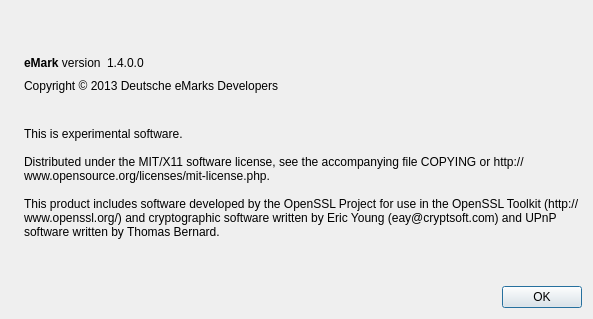
Old version of the form src/qt/forms/aboutdialog.ui in the repository emarkproject/eMark.
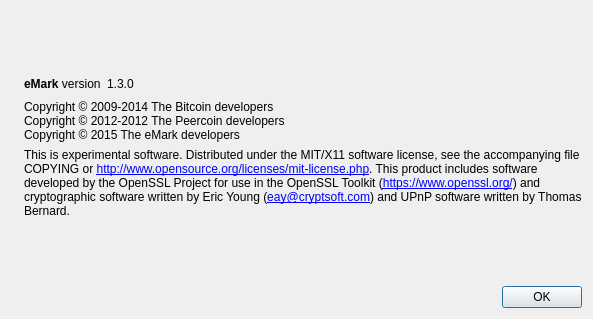
New version of the form. Icons and pictures are not drawn.

Diff of the .ui file:
```diff
--- a/src/qt/forms/aboutdialog.ui
+++ b/src/qt/forms/aboutdialog.ui
@@ -50,7 +50,7 @@
           <cursorShape>IBeamCursor</cursorShape>
          </property>
          <property name="text">
-          <string>&lt;html&gt;&lt;head/&gt;&lt;body&gt;&lt;p&gt;&lt;span style=&quot; font-weight:600;&quot;&gt;eMark&lt;/span&gt; version&lt;/p&gt;&lt;/body&gt;&lt;/html&gt;</string>
+          <string>&lt;b&gt;eMark&lt;/b&gt; version</string>
          </property>
          <property name="textInteractionFlags">
           <set>Qt::LinksAccessibleByMouse|Qt::TextSelectableByKeyboard|Qt::TextSelectableByMouse</set>
@@ -63,7 +63,7 @@
           <cursorShape>IBeamCursor</cursorShape>
          </property>
          <property name="text">
-          <string notr="true">1.4.0.0</string>
+          <string notr="true">1.3.0</string>
          </property>
          <property name="textInteractionFlags">
           <set>Qt::LinksAccessibleByMouse|Qt::TextSelectableByKeyboard|Qt::TextSelectableByMouse</set>
@@ -91,8 +91,9 @@
         <cursorShape>IBeamCursor</cursorShape>
        </property>
        <property name="text">
-        <string>Copyright © 2013 Deutsche eMarks Developers
-</string>
+        <string>Copyright © 2009-2014 The Bitcoin developers
+Copyright © 2012-2012 The Peercoin developers
+Copyright © 2015 The eMark developers</string>
        </property>
        <property name="textInteractionFlags">
         <set>Qt::LinksAccessibleByMouse|Qt::TextSelectableByKeyboard|Qt::TextSelectableByMouse</set>
@@ -108,9 +109,12 @@
         <string>
 This is experimental software.
 
-Distributed under the MIT/X11 software license, see the accompanying file COPYING or http://www.opensource.org/licenses/mit-license.php.
+Distributed under the MIT/X11 software license, see the accompanying file COPYING or &lt;a href=&quot;http://www.opensource.org/licenses/mit-license.php&quot;&gt;http://www.opensource.org/licenses/mit-license.php&lt;/a&gt;.
 
-This product includes software developed by the OpenSSL Project for use in the OpenSSL Toolkit (http://www.openssl.org/) and cryptographic software written by Eric Young (eay@cryptsoft.com) and UPnP software written by Thomas Bernard.</string>
+This product includes software developed by the OpenSSL Project for use in the OpenSSL Toolkit (&lt;a href=&quot;https://www.openssl.org/&quot;&gt;https://www.openssl.org/&lt;/a&gt;) and cryptographic software written by Eric Young (&lt;a href=&quot;mailto:eay@cryptsoft.com&quot;&gt;eay@cryptsoft.com&lt;/a&gt;) and UPnP software written by Thomas Bernard.</string>
+       </property>
+       <property name="textFormat">
+        <enum>Qt::RichText</enum>
        </property>
        <property name="wordWrap">
         <bool>true</bool>
```
Left out of the diff: 4 changed lines with no effect on the pictures.
